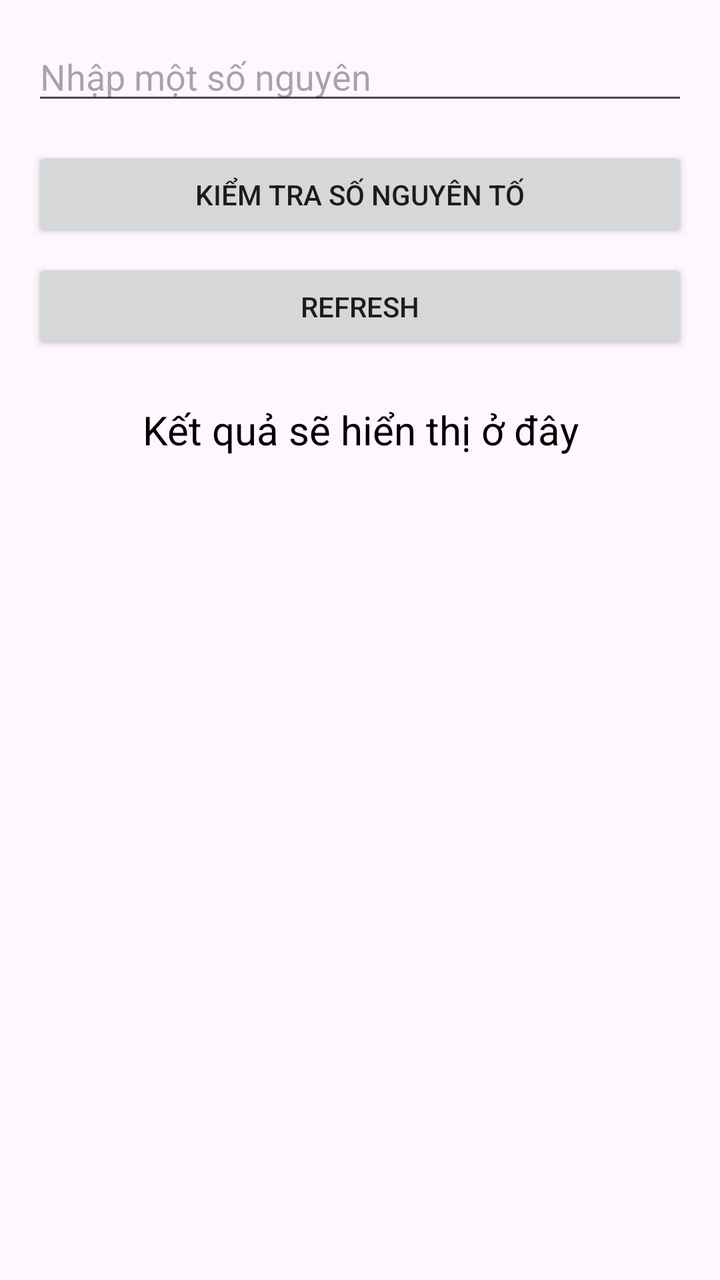
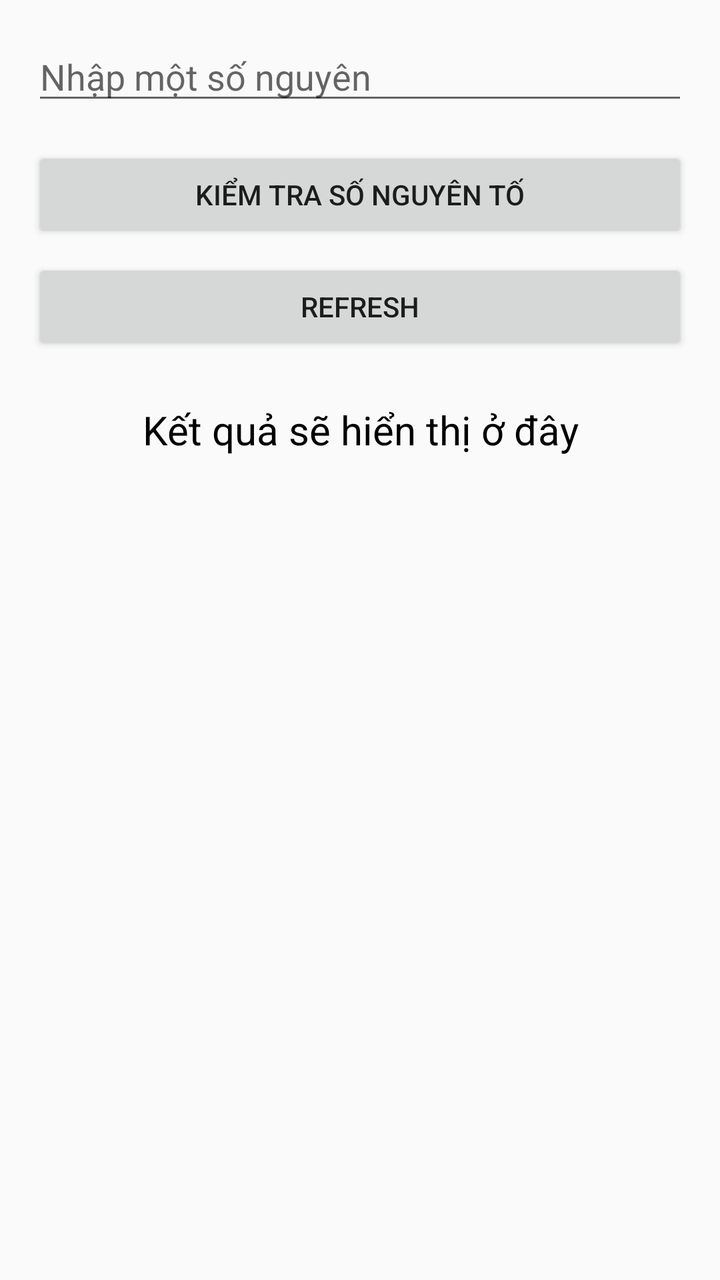

An Android layout rendered at two revisions. The XML below is the earlier revision; the diff shows what the commit changed to produce the second picture.
<!-- AndroidManifest.xml: application theme Theme.android -->
<!-- res/layout/activity_main.xml -->
<?xml version="1.0" encoding="utf-8"?>
<LinearLayout xmlns:android="http://schemas.android.com/apk/res/android"
    xmlns:tools="http://schemas.android.com/tools"
    android:layout_width="match_parent"
    android:layout_height="match_parent"
    android:orientation="vertical"
    android:padding="16dp"
    tools:context=".MainActivity">

    <EditText
        android:id="@+id/numberInput"
        android:layout_width="match_parent"
        android:layout_height="wrap_content"
        android:hint="Nhập một số nguyên"
        android:inputType="number"
        android:textColor="@color/text_color" />

    <Button
        android:id="@+id/btnCheck"
        android:layout_width="match_parent"
        android:layout_height="wrap_content"
        android:text="Kiểm tra số nguyên tố"
        android:layout_marginTop="16dp" />

    <Button
        android:id="@+id/btnRefresh"
        android:layout_width="match_parent"
        android:layout_height="wrap_content"
        android:text="Refresh"
        android:layout_marginTop="8dp" />

    <TextView
        android:id="@+id/result"
        android:layout_width="match_parent"
        android:layout_height="wrap_content"
        android:text="Kết quả sẽ hiển thị ở đây"
        android:textSize="20sp"
        android:textColor="#000000"
        android:gravity="center"
        android:layout_marginTop="24dp" />

</LinearLayout>
<!-- resources referenced by this layout -->
<resources>
  <color name="text_color">#ff3300</color>
  <style name="Theme.android" parent="Theme.Material3.DayNight.NoActionBar">
          
          <item name="colorPrimary">@android:color/holo_blue_light</item>
          <item name="colorPrimaryDark">@android:color/holo_blue_dark</item>
          <item name="colorAccent">@android:color/holo_red_light</item>
      </style>
</resources>

<!-- the commit's change to res/layout/activity_main.xml (unified diff, before → after) -->
@@ -13,7 +13,7 @@
         android:layout_height="wrap_content"
         android:hint="Nhập một số nguyên"
         android:inputType="number"
-        android:textColor="@color/text_color" />
+        android:textColor="@color/black" />
 
     <Button
         android:id="@+id/btnCheck"
<!-- resource entries referenced after the edit -->
@@ -1,11 +1,5 @@
 <!-- resources referenced by this layout -->
 <resources>
-  <color name="text_color">#ff3300</color>
-  <style name="Theme.android" parent="Theme.Material3.DayNight.NoActionBar">
-          
-          <item name="colorPrimary">@android:color/holo_blue_light</item>
-          <item name="colorPrimaryDark">@android:color/holo_blue_dark</item>
-          <item name="colorAccent">@android:color/holo_red_light</item>
-      </style>
+  <color name="black">#000000</color>
 </resources>
 
